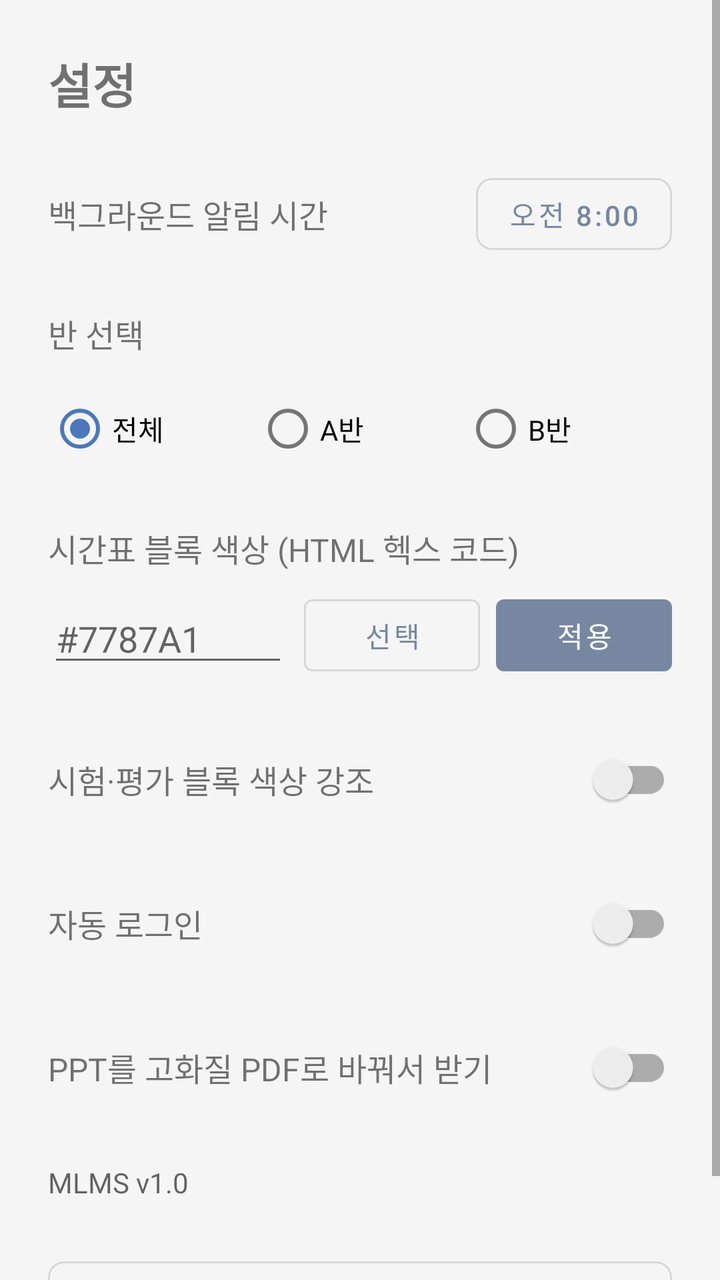
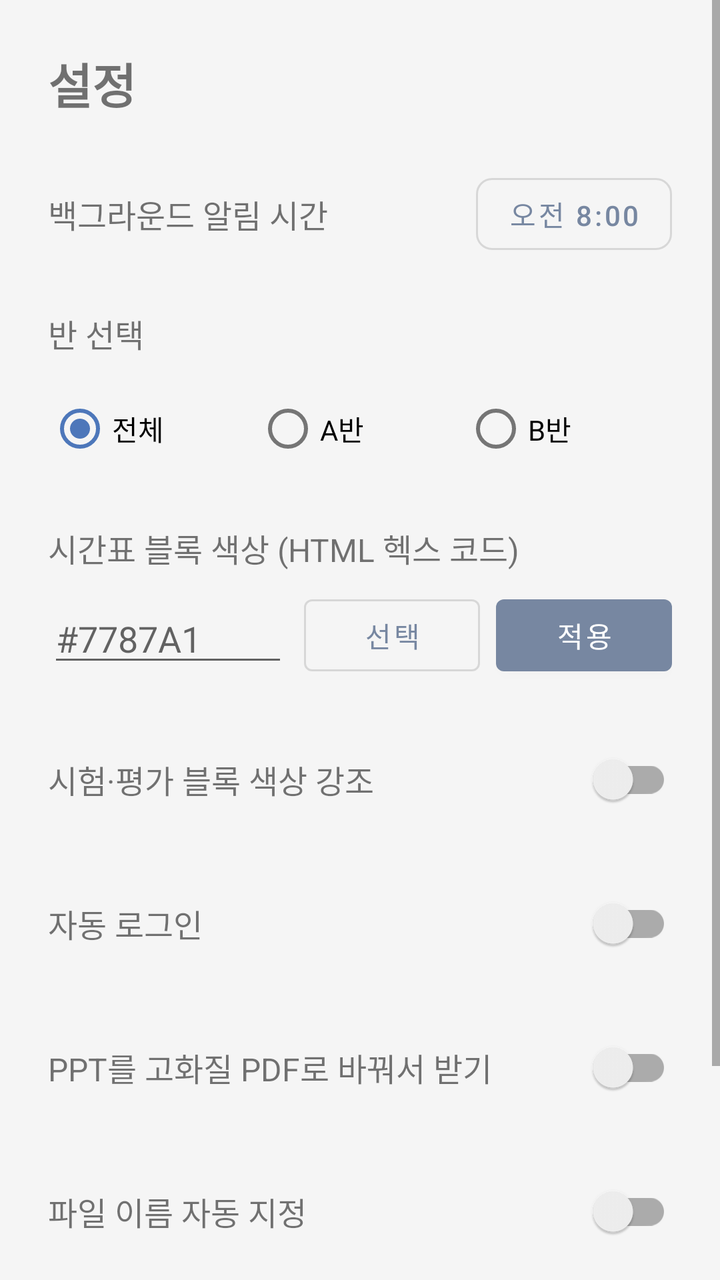

Screens rendered from an Android XML layout before and after an edit, with the pre-edit source and the edit as a unified diff.
<!-- AndroidManifest.xml: application theme Theme.MLMS.NoActionBar -->
<!-- res/layout/fragment_settings.xml -->
<?xml version="1.0" encoding="utf-8"?>
<ScrollView xmlns:android="http://schemas.android.com/apk/res/android"
    xmlns:app="http://schemas.android.com/apk/res-auto"
    android:layout_width="match_parent"
    android:layout_height="match_parent"
    android:background="?android:attr/colorBackground">

    <LinearLayout
        android:layout_width="match_parent"
        android:layout_height="wrap_content"
        android:orientation="vertical"
        android:padding="24dp">

        <TextView
            android:layout_width="wrap_content"
            android:layout_height="wrap_content"
            android:text="설정"
            android:textSize="24sp"
            android:textStyle="bold"
            android:layout_marginBottom="24dp" />

        
        <LinearLayout
            android:layout_width="match_parent"
            android:layout_height="wrap_content"
            android:orientation="horizontal"
            android:gravity="center_vertical"
            android:layout_marginBottom="24dp">

            <TextView
                android:layout_width="0dp"
                android:layout_height="wrap_content"
                android:layout_weight="1"
                android:text="백그라운드 알림 시간"
                android:textSize="16sp" />

            <com.google.android.material.button.MaterialButton
                android:id="@+id/btn_alarm_time"
                android:layout_width="wrap_content"
                android:layout_height="wrap_content"
                android:text="오전 8:00"
                style="@style/Widget.MaterialComponents.Button.OutlinedButton"
                app:cornerRadius="8dp" />

        </LinearLayout>

        <TextView
            android:layout_width="wrap_content"
            android:layout_height="wrap_content"
            android:text="반 선택"
            android:textSize="16sp"
            android:layout_marginBottom="12dp" />

        <RadioGroup
            android:id="@+id/radio_group_class"
            android:layout_width="match_parent"
            android:layout_height="wrap_content"
            android:orientation="horizontal"
            android:layout_marginBottom="24dp">

            <RadioButton
                android:id="@+id/radio_class_all"
                android:layout_width="0dp"
                android:layout_height="wrap_content"
                android:layout_weight="1"
                android:text="전체"
                android:checked="true" />

            <RadioButton
                android:id="@+id/radio_class_a"
                android:layout_width="0dp"
                android:layout_height="wrap_content"
                android:layout_weight="1"
                android:text="A반" />

            <RadioButton
                android:id="@+id/radio_class_b"
                android:layout_width="0dp"
                android:layout_height="wrap_content"
                android:layout_weight="1"
                android:text="B반" />

        </RadioGroup>

        <TextView
            android:layout_width="wrap_content"
            android:layout_height="wrap_content"
            android:text="시간표 블록 색상 (HTML 헥스 코드)"
            android:textSize="16sp"
            android:layout_marginBottom="8dp" />

        <LinearLayout
            android:layout_width="match_parent"
            android:layout_height="wrap_content"
            android:orientation="horizontal"
            android:gravity="center_vertical"
            android:layout_marginBottom="24dp">

            <EditText
                android:id="@+id/et_color_hex"
                android:layout_width="0dp"
                android:layout_height="wrap_content"
                android:layout_weight="1"
                android:hint="#7787A1"
                android:inputType="textCapCharacters"
                android:maxLength="7" />

            <com.google.android.material.button.MaterialButton
                android:id="@+id/btn_pick_color"
                style="@style/Widget.MaterialComponents.Button.OutlinedButton"
                android:layout_width="wrap_content"
                android:layout_height="wrap_content"
                android:layout_marginStart="8dp"
                android:text="선택" />

            <com.google.android.material.button.MaterialButton
                android:id="@+id/btn_apply_color"
                android:layout_width="wrap_content"
                android:layout_height="wrap_content"
                android:layout_marginStart="8dp"
                android:text="적용" />
        </LinearLayout>

        <LinearLayout
            android:layout_width="match_parent"
            android:layout_height="wrap_content"
            android:orientation="horizontal"
            android:gravity="center_vertical"
            android:layout_marginBottom="24dp">

            <TextView
                android:layout_width="0dp"
                android:layout_height="wrap_content"
                android:layout_weight="1"
                android:text="시험·평가 블록 색상 강조"
                android:textSize="16sp" />

            <androidx.appcompat.widget.SwitchCompat
                android:id="@+id/switch_exam_highlight"
                android:layout_width="wrap_content"
                android:layout_height="wrap_content" />

        </LinearLayout>

        <LinearLayout
            android:layout_width="match_parent"
            android:layout_height="wrap_content"
            android:orientation="horizontal"
            android:gravity="center_vertical"
            android:layout_marginBottom="24dp">

            <TextView
                android:layout_width="0dp"
                android:layout_height="wrap_content"
                android:layout_weight="1"
                android:text="자동 로그인"
                android:textSize="16sp" />

            <androidx.appcompat.widget.SwitchCompat
                android:id="@+id/switch_auto_login"
                android:layout_width="wrap_content"
                android:layout_height="wrap_content" />

        </LinearLayout>

        

        <LinearLayout
            android:id="@+id/layout_pptx_section"
            android:layout_width="match_parent"
            android:layout_height="wrap_content"
            android:orientation="vertical"
            android:layout_marginBottom="24dp">

            <LinearLayout
                android:layout_width="match_parent"
                android:layout_height="wrap_content"
                android:orientation="horizontal"
                android:gravity="center_vertical">

                <TextView
                    android:layout_width="0dp"
                    android:layout_height="wrap_content"
                    android:layout_weight="1"
                    android:text="PPT를 고화질 PDF로 바꿔서 받기"
                    android:textSize="16sp" />

                <androidx.appcompat.widget.SwitchCompat
                    android:id="@+id/switch_pptx_pdf"
                    android:layout_width="wrap_content"
                    android:layout_height="wrap_content" />
            </LinearLayout>

            <LinearLayout
                android:id="@+id/layout_pptx_options"
                android:layout_width="match_parent"
                android:layout_height="wrap_content"
                android:orientation="vertical"
                android:paddingStart="12dp"
                android:layout_marginTop="4dp"
                android:visibility="gone">

                <TextView
                    android:layout_width="match_parent"
                    android:layout_height="wrap_content"
                    android:text="PPTX를 받을 때 앱 안에서 바로 PDF로 변환해 다운로드 폴더에 저장합니다. 슬라이드 크기와 원본 글꼴을 유지하고, 사진은 다시 압축하지 않아 화질이 그대로입니다."
                    android:textSize="13sp"
                    android:textColor="?android:attr/textColorSecondary"
                    android:layout_marginBottom="12dp" />

                <LinearLayout
                    android:layout_width="match_parent"
                    android:layout_height="wrap_content"
                    android:orientation="horizontal"
                    android:gravity="center_vertical">

                    <TextView
                        android:layout_width="0dp"
                        android:layout_height="wrap_content"
                        android:layout_weight="1"
                        android:text="그림 속 글자 인식 (OCR)"
                        android:textSize="15sp" />

                    <androidx.appcompat.widget.SwitchCompat
                        android:id="@+id/switch_pptx_ocr"
                        android:layout_width="wrap_content"
                        android:layout_height="wrap_content" />
                </LinearLayout>

                <TextView
                    android:layout_width="match_parent"
                    android:layout_height="wrap_content"
                    android:text="사진·캡처 이미지 안의 한글/영문도 PDF에서 검색·드래그·복사할 수 있도록 보이지 않는 글자를 겹쳐 둡니다. 그림은 그대로이고, 변환 시간이 늘어납니다."
                    android:textSize="13sp"
                    android:textColor="?android:attr/textColorSecondary"
                    android:layout_marginBottom="12dp" />

                <LinearLayout
                    android:layout_width="match_parent"
                    android:layout_height="wrap_content"
                    android:orientation="horizontal"
                    android:gravity="center_vertical">

                    <TextView
                        android:layout_width="0dp"
                        android:layout_height="wrap_content"
                        android:layout_weight="1"
                        android:text="없는 글꼴 자동으로 받기"
                        android:textSize="15sp" />

                    <androidx.appcompat.widget.SwitchCompat
                        android:id="@+id/switch_fetch_fonts"
                        android:layout_width="wrap_content"
                        android:layout_height="wrap_content" />
                </LinearLayout>

                <TextView
                    android:layout_width="match_parent"
                    android:layout_height="wrap_content"
                    android:text="PPT에 쓰인 글꼴이 Google Fonts의 무료 글꼴(예: Noto Sans KR, Work Sans)이면 받아 두었다가 원래 글꼴로 변환합니다."
                    android:textSize="13sp"
                    android:textColor="?android:attr/textColorSecondary"
                    android:layout_marginBottom="12dp" />

                <TextView
                    android:id="@+id/tv_user_fonts"
                    android:layout_width="match_parent"
                    android:layout_height="wrap_content"
                    android:text="추가한 글꼴: 없음"
                    android:textSize="15sp"
                    android:layout_marginBottom="4dp" />

                <TextView
                    android:layout_width="match_parent"
                    android:layout_height="wrap_content"
                    android:text="기본 내장: 맑은 고딕, 나눔고딕, 나눔명조, Calibri·Arial·Times New Roman과 글자 폭이 같은 호환 글꼴. 그 밖의 글꼴은 PC의 Windows\\Fonts 폴더에 있는 .ttf 파일을 폰으로 옮겨 추가하면 원래 글꼴 그대로 변환됩니다."
                    android:textSize="13sp"
                    android:textColor="?android:attr/textColorSecondary"
                    android:layout_marginBottom="8dp" />

                <LinearLayout
                    android:layout_width="match_parent"
                    android:layout_height="wrap_content"
                    android:orientation="horizontal">

                    <com.google.android.material.button.MaterialButton
                        android:id="@+id/btn_add_font"
                        style="@style/Widget.MaterialComponents.Button.OutlinedButton"
                        android:layout_width="0dp"
                        android:layout_height="wrap_content"
                        android:layout_weight="1"
                        android:text="글꼴 파일 추가" />

                    <com.google.android.material.button.MaterialButton
                        android:id="@+id/btn_clear_fonts"
                        style="@style/Widget.MaterialComponents.Button.OutlinedButton"
                        android:layout_width="0dp"
                        android:layout_height="wrap_content"
                        android:layout_weight="1"
                        android:layout_marginStart="8dp"
                        android:text="추가 글꼴 지우기" />
                </LinearLayout>
            </LinearLayout>
        </LinearLayout>

        <TextView
            android:id="@+id/tv_app_version"
            android:layout_width="wrap_content"
            android:layout_height="wrap_content"
            android:text="MLMS v1.0"
            android:textSize="14sp"
            android:textColor="?android:attr/textColorSecondary"
            android:layout_marginBottom="24dp" />

        <com.google.android.material.button.MaterialButton
            android:id="@+id/btn_logout"
            android:layout_width="match_parent"
            android:layout_height="wrap_content"
            android:text="로그아웃"
            android:textSize="16sp"
            app:cornerRadius="8dp"
            style="@style/Widget.MaterialComponents.Button.OutlinedButton" />

    </LinearLayout>

</ScrollView>
<!-- resources referenced by this layout -->
<resources>
  <style name="Theme.MLMS.NoActionBar" parent="Theme.MLMS">
          <item name="windowActionBar">false</item>
          <item name="windowNoTitle">true</item>
      </style>
  <style name="Theme.MLMS" parent="Theme.MaterialComponents.DayNight.DarkActionBar">
          <item name="colorPrimary">@color/primary</item>
          <item name="colorPrimaryVariant">@color/primary_dark</item>
          <item name="colorOnPrimary">@color/white</item>
          <item name="colorSecondary">@color/accent</item>
          <item name="colorOnSecondary">@color/white</item>
          <item name="android:colorBackground">@color/background</item>
          <item name="colorSurface">@color/white</item>
          <item name="android:statusBarColor">@color/primary</item>
      </style>
  <color name="primary">#7787A1</color>
  <color name="primary_dark">#63738C</color>
  <color name="white">#FFFFFF</color>
  <color name="accent">#4D77BA</color>
  <color name="background">#F5F5F5</color>
</resources>

<!-- the commit's change to res/layout/fragment_settings.xml (unified diff, before → after) -->
@@ -303,6 +303,102 @@
             </LinearLayout>
         </LinearLayout>
 
+        
+
+        <LinearLayout
+            android:id="@+id/layout_name_section"
+            android:layout_width="match_parent"
+            android:layout_height="wrap_content"
+            android:orientation="vertical"
+            android:layout_marginBottom="24dp">
+
+            <LinearLayout
+                android:layout_width="match_parent"
+                android:layout_height="wrap_content"
+                android:orientation="horizontal"
+                android:gravity="center_vertical">
+
+                <TextView
+                    android:layout_width="0dp"
+                    android:layout_height="wrap_content"
+                    android:layout_weight="1"
+                    android:text="파일 이름 자동 지정"
+                    android:textSize="16sp" />
+
+                <androidx.appcompat.widget.SwitchCompat
+                    android:id="@+id/switch_name_template"
+                    android:layout_width="wrap_content"
+                    android:layout_height="wrap_content" />
+            </LinearLayout>
+
+            <LinearLayout
+                android:id="@+id/layout_name_options"
+                android:layout_width="match_parent"
+                android:layout_height="wrap_content"
+                android:orientation="vertical"
+                android:paddingStart="12dp"
+                android:layout_marginTop="4dp"
+                android:visibility="gone">
+
+                <TextView
+                    android:layout_width="match_parent"
+                    android:layout_height="wrap_content"
+                    android:text="받는 파일 이름을 아래 형식으로 바꿔 저장합니다. 버튼을 누르면 커서 위치에 항목이 들어가고, 글자나 기호는 직접 입력해도 됩니다."
+                    android:textSize="13sp"
+                    android:textColor="?android:attr/textColorSecondary"
+                    android:layout_marginBottom="4dp" />
+
+                <EditText
+                    android:id="@+id/et_name_template"
+                    android:layout_width="match_parent"
+                    android:layout_height="wrap_content"
+                    android:hint="{날짜} {과목} ({파일명}_{교수})"
+                    android:inputType="text"
+                    android:textSize="15sp" />
+
+                <com.google.android.material.chip.ChipGroup
+                    android:id="@+id/chips_name_tokens"
+                    android:layout_width="match_parent"
+                    android:layout_height="wrap_content"
+                    android:layout_marginBottom="8dp" />
+
+                <LinearLayout
+                    android:layout_width="match_parent"
+                    android:layout_height="wrap_content"
+                    android:orientation="horizontal"
+                    android:gravity="center_vertical"
+                    android:layout_marginBottom="8dp">
+
+                    <TextView
+                        android:layout_width="wrap_content"
+                        android:layout_height="wrap_content"
+                        android:text="날짜 형식"
+                        android:textSize="15sp"
+                        android:layout_marginEnd="12dp" />
+
+                    <Spinner
+                        android:id="@+id/spinner_date_format"
+                        android:layout_width="0dp"
+                        android:layout_height="wrap_content"
+                        android:layout_weight="1" />
+                </LinearLayout>
+
+                <TextView
+                    android:id="@+id/tv_name_preview"
+                    android:layout_width="match_parent"
+                    android:layout_height="wrap_content"
+                    android:textSize="14sp"
+                    android:layout_marginBottom="8dp" />
+
+                <com.google.android.material.button.MaterialButton
+                    android:id="@+id/btn_name_reset"
+                    style="@style/Widget.MaterialComponents.Button.OutlinedButton"
+                    android:layout_width="wrap_content"
+                    android:layout_height="wrap_content"
+                    android:text="기본 형식으로" />
+            </LinearLayout>
+        </LinearLayout>
+
         <TextView
             android:id="@+id/tv_app_version"
             android:layout_width="wrap_content"
